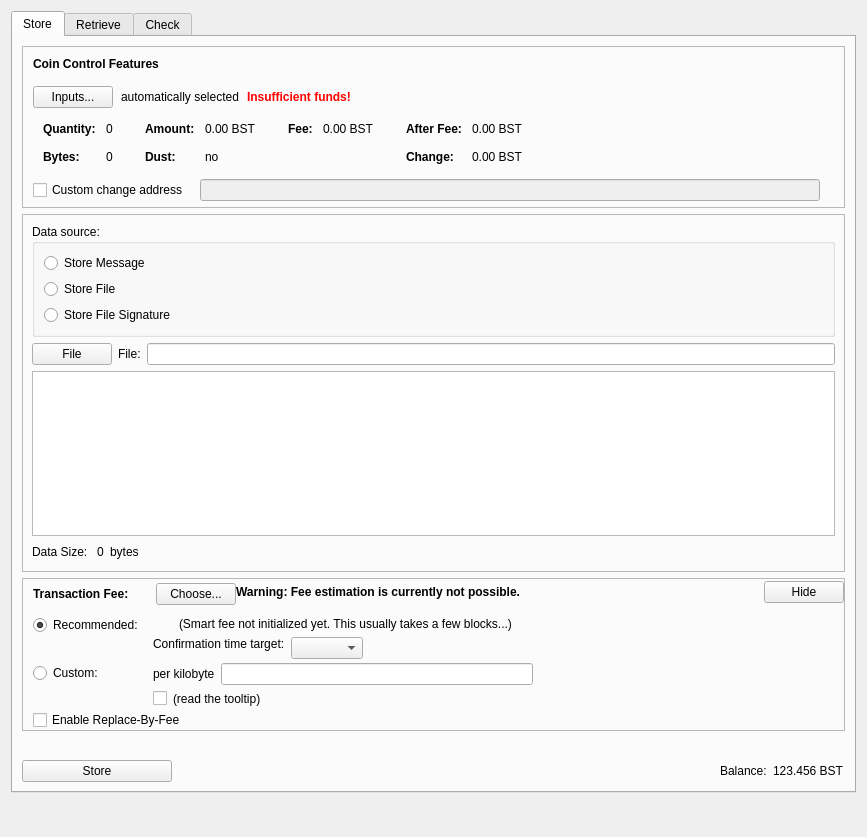
Qt form src/qt/forms/datapage.ui (opodgorska/bst) before a commit.
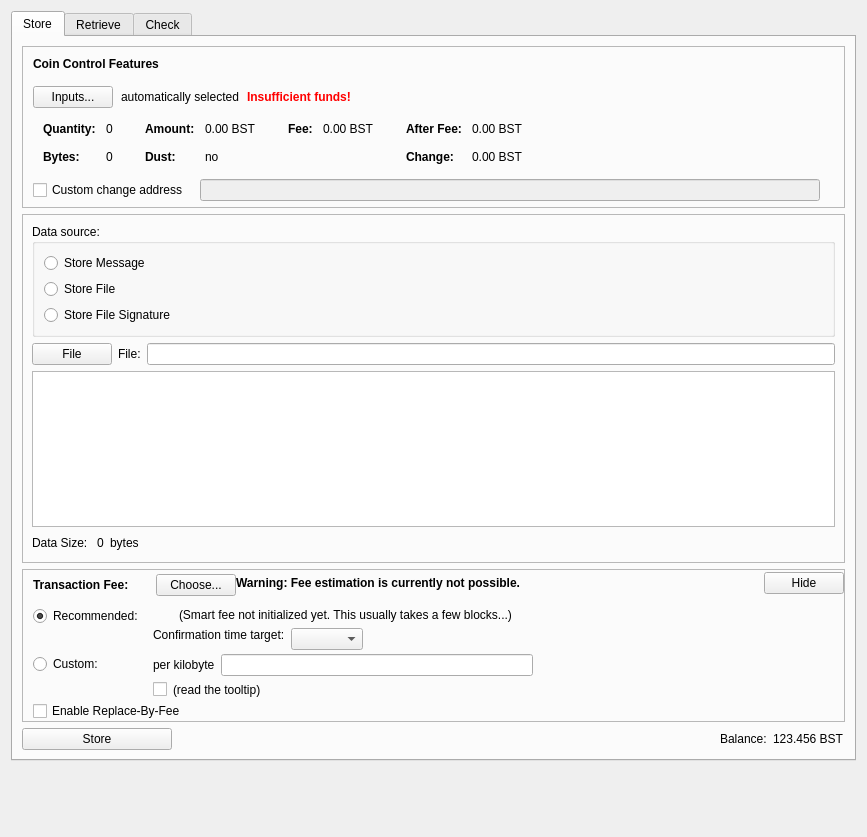
The same form after that commit. Icons and pictures are not drawn. Custom widgets are drawn as their Qt base class.

Commit message: vertical spacers reduced in datapage for better height scaling

```diff
--- a/src/qt/forms/datapage.ui
+++ b/src/qt/forms/datapage.ui
@@ -1229,7 +1229,7 @@
               <property name="sizeHint" stdset="0">
                <size>
                 <width>811</width>
-                <height>13</height>
+                <height>0</height>
                </size>
               </property>
              </spacer>
@@ -1247,7 +1247,7 @@
          <property name="sizeHint" stdset="0">
           <size>
            <width>0</width>
-           <height>50</height>
+           <height>0</height>
           </size>
          </property>
         </spacer>
```
